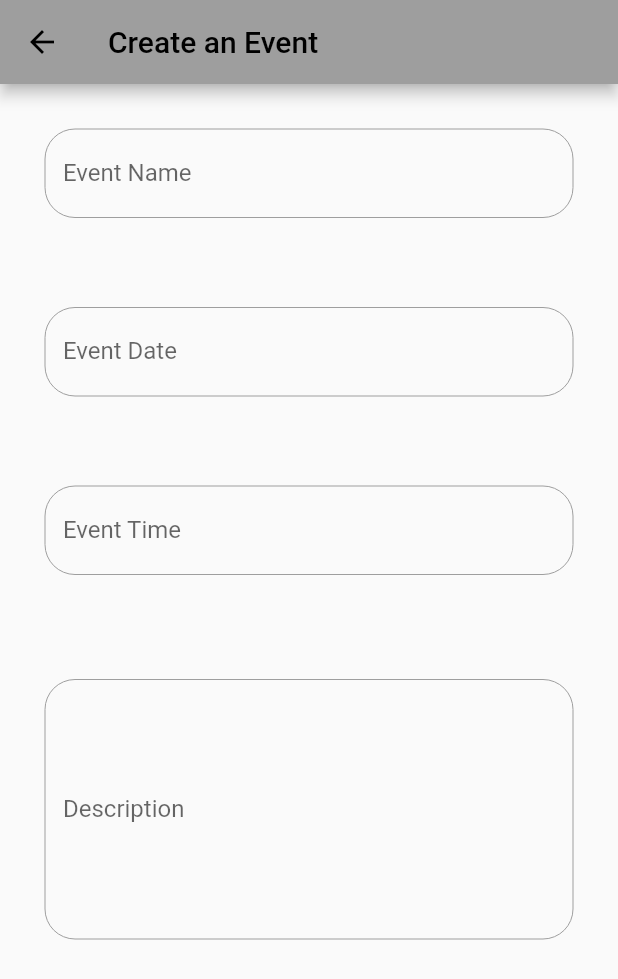
After one commit to sergiovasquez122/491b, a Flutter app: the CreateEventView screen opened directly, on a phone screen of 412 x 824 dp. The commit adds this screen. Shown: the top 979 px of the screen. Run offline on Flutter 3.47's test engine with Material 2 defaults, Android fonts, the light colour scheme and no system bars; our stand-ins replace firebase_auth, flutter_pw_validator; accounts and stored records are empty.

Commit message:
Create Event UI
UI for create event form.

```diff
--- a/getoutapp/lib/main.dart
+++ b/getoutapp/lib/main.dart
@@ -1,5 +1,6 @@
 import 'package:flutter/material.dart';
 import 'package:flutter_pw_validator/flutter_pw_validator.dart';
+import 'package:getoutapp/ui/createEvent/create_event_view.dart';
 import 'package:getoutapp/ui/deleteaccount/delete_account_view.dart';
 import 'package:getoutapp/ui/login/login_view.dart';
 import 'package:getoutapp/ui/createaccount/create_account_view.dart';
@@ -23,7 +24,7 @@ class MyApp extends StatelessWidget {
         primarySwatch: Colors.grey,
       ),
       routes: {
-        '/': (context) => const LoginView(),
+        '/': (context) => const LoginView(), // CreateEventView(),
         '/second': (context) => const CreateAccountView(),
         '/home': (context) => const HomePageView(),
         '/reset': (context) => const ResetAccountView(),
--- /dev/null
+++ b/getoutapp/lib/ui/createEvent/create_event_view.dart
@@ -0,0 +1,108 @@
+import 'package:flutter/material.dart';
+import 'dart:async';
+import 'dart:io';
+import 'dart:typed_data';
+
+
+import 'package:flutter/material.dart';
+
+
+
+
+class CreateEventView extends StatefulWidget {
+  CreateEventView({Key? key}) : super(key: key);
+
+  @override
+  State<CreateEventView> createState() => _CreateEventViewState();
+}
+
+class _CreateEventViewState extends State<CreateEventView> {
+
+
+  GlobalKey<FormState> formKey = GlobalKey<FormState>();
+
+
+   Widget build(BuildContext context) {
+    return Scaffold(
+      appBar: AppBar(
+        title: Text('Create an Event'),
+      ),
+      body: SingleChildScrollView(
+        child: Form(
+          key: formKey,
+          child: Column(
+            mainAxisAlignment: MainAxisAlignment.spaceEvenly,
+
+            children: [
+              // event name
+              Padding(
+                padding: const EdgeInsets.all(30.0),
+                child: TextFormField(
+                  decoration: const InputDecoration(
+                    //icon: Icon(Icons.app_registration),
+                    labelText: 'Event Name',
+                    enabledBorder: OutlineInputBorder(
+                      borderRadius: BorderRadius.all(Radius.circular(20.0)),
+                      borderSide:
+                        BorderSide(color: Colors.grey, width: 0.0)
+                    )
+                  ),
+                ),
+              ),
+              Padding(
+                padding: const EdgeInsets.all(30.0),
+                child: TextFormField(
+                  decoration: const InputDecoration(
+                    //icon: Icon(Icons.app_registration),
+                    labelText: 'Event Date',
+                    enabledBorder: OutlineInputBorder(
+                      borderRadius: BorderRadius.all(Radius.circular(20.0)),
+                      borderSide:
+                        BorderSide(color: Colors.grey, width: 0.0)
+                    )
+                  ),
+                ),
+              ),
+              Padding(
+                padding: const EdgeInsets.all(30.0),
+                child: TextFormField(
+                  decoration: const InputDecoration(
+                    //icon: Icon(Icons.app_registration),
+                    labelText: 'Event Time',
+                    enabledBorder: OutlineInputBorder(
+                      borderRadius: BorderRadius.all(Radius.circular(20.0)),
+                      borderSide:
+                        BorderSide(color: Colors.grey, width: 0.0)
+                    )
+                  ),
+                ),
+              ),
+
+              SizedBox(height: 10),
+
+              Padding(
+                padding: const EdgeInsets.all(30.0),
+                child: TextFormField(
+                  maxLines: 7,
+                  decoration: const InputDecoration(
+                    //icon: Icon(Icons.app_registration),
+                    labelText: 'Description',
+                    enabledBorder: OutlineInputBorder(
+                      borderRadius: BorderRadius.all(Radius.circular(20.0)),
+                      borderSide:
+                        BorderSide(color: Colors.grey, width: 0.0)
+                    )
+                  ),
+                ),
+              ),
+
+
+            ],
+            )
+          ),
+        )
+
+
+    );
+}
+}
```
